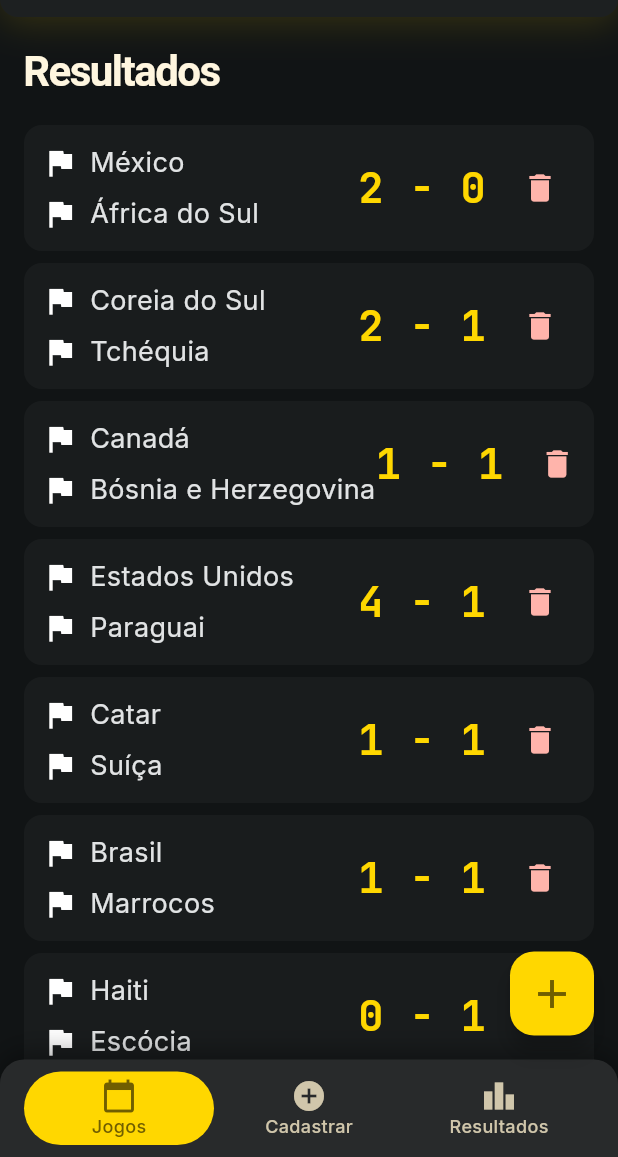
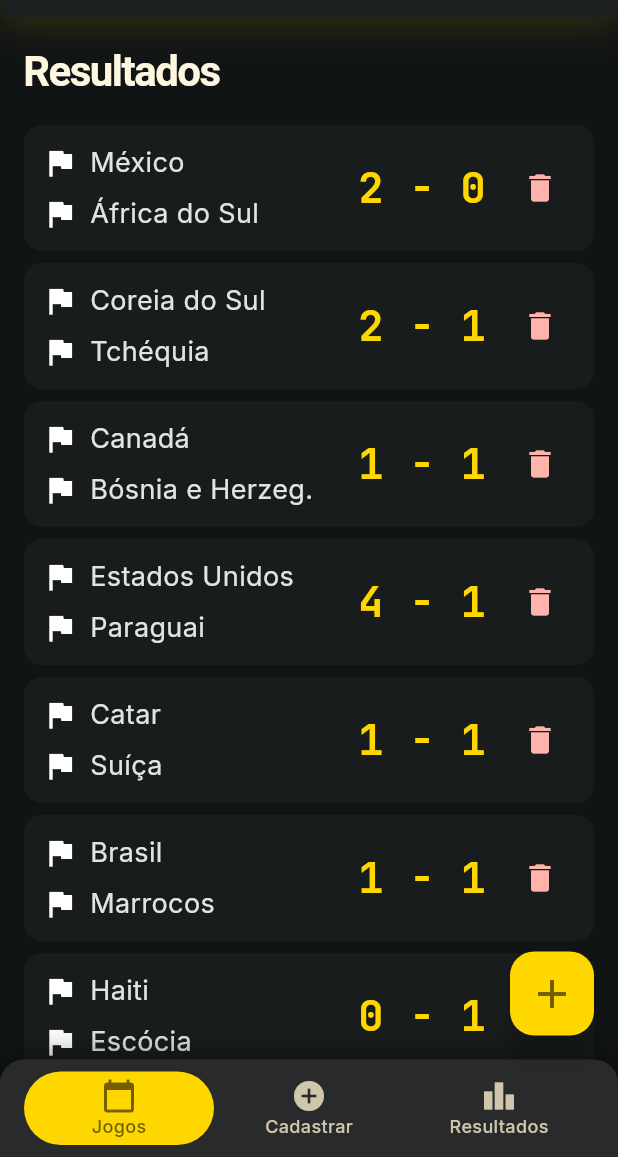
Before and after one commit to cindy197/copa_2026_app, a Flutter app: the screen it shows after launch, on a phone screen of 412 x 824 dp, the part 79-1236 px from its top. Run offline on Flutter 3.47's test engine with Material 3 defaults, Android fonts, the phone set to English and light mode, and no system bars; our stand-ins replace flutter_riverpod, google_fonts, sqflite, sqflite_common_ffi; accounts and stored records are empty.

Commit message:
correcao do grupo B

```diff
--- a/lib/data/copa_data.dart
+++ b/lib/data/copa_data.dart
@@ -3,7 +3,7 @@ class CopaData {
 
   static const Map<String, List<String>> gruposTimes = {
     'Grupo A': ['México', 'África do Sul', 'Coreia do Sul', 'Tchéquia'],
-    'Grupo B': ['Canadá', 'Bósnia e Herzegovina', 'Catar', 'Suíça'],
+    'Grupo B': ['Canadá', 'Bósnia e Herzeg.', 'Catar', 'Suíça'],
     'Grupo C': ['Brasil', 'Marrocos', 'Haiti', 'Escócia'],
     'Grupo D': ['Estados Unidos', 'Paraguai', 'Austrália', 'Turquia'],
     'Grupo E': ['Alemanha', 'Curaçao', 'Costa do Marfim', 'Equador'],
--- a/lib/data/jogos_seed.dart
+++ b/lib/data/jogos_seed.dart
@@ -23,7 +23,7 @@ final List<Jogo> jogosSeed = [
   ),
   Jogo(
     timeA: 'Canadá',
-    timeB: 'Bósnia e Herzegovina',
+    timeB: 'Bósnia e Herzeg.',
     golsA: 1,
     golsB: 1,
     data: '2026-06-12',
--- a/lib/screens/tela_resultados.dart
+++ b/lib/screens/tela_resultados.dart
@@ -591,9 +591,9 @@ class _TelaResultadosState extends ConsumerState<TelaResultados> {
             ],
           ),
           const SizedBox(height: 16),
-          _buildScorerRow(1, 'Kylian Mbappé', 'France', 5),
+          _buildScorerRow(1, 'Kylian Mbappé', 'France', 2),
           const SizedBox(height: 12),
-          _buildScorerRow(2, 'Vinícius Jr.', 'Brazil', 4),
+          _buildScorerRow(2, 'Vinícius Jr.', 'Brasil', 1),
         ],
       ),
     );
```
